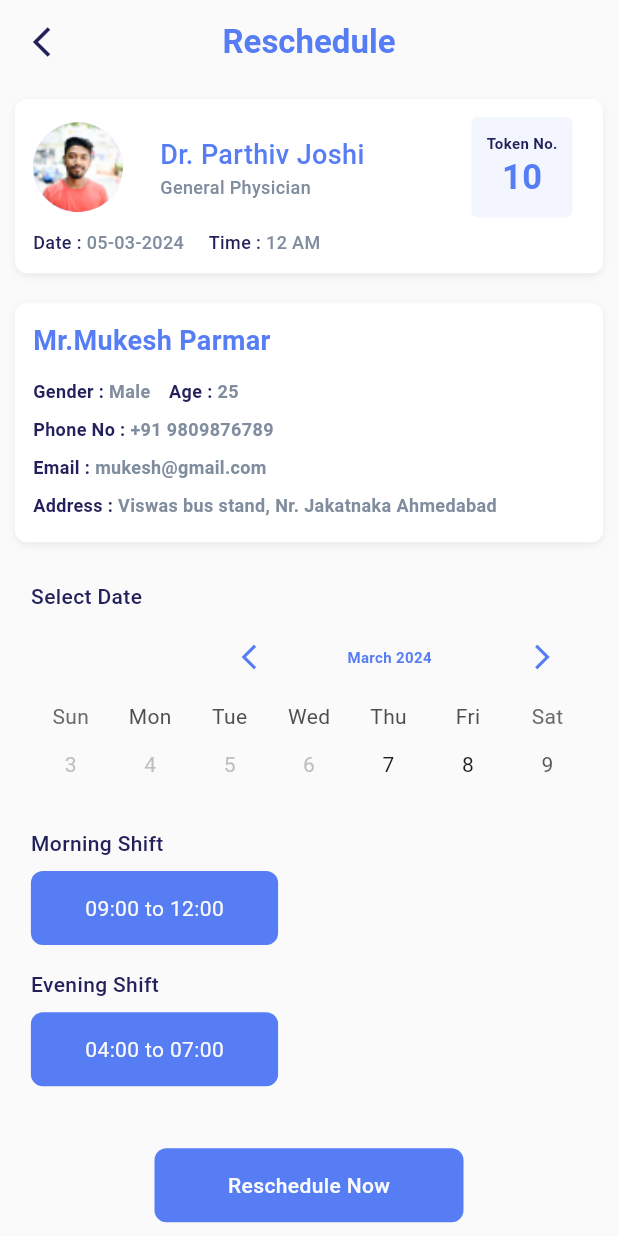
After one commit to mayurcodefencers/health_workers_app, a Flutter app: the RescheduleScreen screen opened directly, on a phone screen of 412 x 824 dp. The commit adds this screen. Run offline on Flutter 3.47's test engine with Material 3 defaults, Android fonts, the phone set to English and light mode, and no system bars; drawn by our look-alikes of table_calendar; our stand-ins replace dio, flutter_svg, get, intro_slider, shared_preferences, sizer; accounts and stored records are empty; Roboto replaces fonts that are missing (Montserrat).

Commit message:
Added reschedule screen

```diff
--- /dev/null
+++ b/lib/controllers/reschedule/reschedule_controller.dart
@@ -0,0 +1,11 @@
+import 'package:flutter/material.dart';
+import 'package:get/get.dart';
+import 'package:health_workers/core/strings.dart';
+
+class RescheduleController extends GetxController {
+  RxInt? isSelectedMorning = 0.obs;
+  RxInt? isSelectedEvening = 0.obs;
+
+  RxString? timeListMorning = "09:00 to 12:00".obs;
+  RxString? timeListEvening = "04:00 to 07:00".obs;
+}
--- a/lib/core/strings.dart
+++ b/lib/core/strings.dart
@@ -42,8 +42,8 @@
  const String doctor  = "Doctor";
  const String fileUpload  = "File Upload";
  const String selectDate  = "Select Date";
- const String morningTime  = "Morning Time Slots";
- const String eveningTime  = "Evening Time Slots";
+ const String morningTime  = "Morning Shift";
+ const String eveningTime  = "Evening Shift";
  const String selectGender  = "Select Gender";
  const String selectDepartment  = "Select Department";
  const String selectDoctor  = "Select Doctor";
@@ -60,6 +60,8 @@
  const String upcoming = "Upcoming";
  const String history = "History";
  const String missedAppointment = "Missed";
+ const String reschedule = "Reschedule";
+ const String rescheduleNow = "Reschedule Now";
 
 
  final kToday = DateTime.now();
--- a/lib/screens/meeting/meeting_screen.dart
+++ b/lib/screens/meeting/meeting_screen.dart
@@ -6,6 +6,7 @@ import 'package:health_workers/controllers/meeting/meeting_controller.dart';
 import 'package:health_workers/core/strings.dart';
 import 'package:health_workers/core/theme/app_color.dart';
 import 'package:health_workers/core/theme/app_text_style.dart';
+import 'package:health_workers/screens/reschedule/reschedule_screen.dart';
 import 'package:sizer/sizer.dart';
 
 class MeetingScreen extends StatefulWidget {
@@ -221,7 +222,9 @@ class _MeetingScreenState extends State<MeetingScreen> {
   }
   Widget missedContainer() {
     return GestureDetector(
-      onTap: () {},
+      onTap: () {
+        Get.to(() => const RescheduleScreen());
+      },
       child: Container(
         padding: const EdgeInsets.all(12),
         margin: const EdgeInsets.all(8),
--- /dev/null
+++ b/lib/screens/reschedule/reschedule_screen.dart
@@ -0,0 +1,471 @@
+import 'package:flutter/material.dart';
+import 'package:get/get.dart';
+import 'package:health_workers/constants/app_const_assets.dart';
+import 'package:health_workers/controllers/reschedule/reschedule_controller.dart';
+import 'package:health_workers/core/strings.dart';
+import 'package:health_workers/core/theme/app_color.dart';
+import 'package:health_workers/core/theme/app_text_style.dart';
+import 'package:health_workers/widgets/button_widget.dart';
+import 'package:sizer/sizer.dart';
+import 'package:table_calendar/table_calendar.dart';
+
+class RescheduleScreen extends StatefulWidget {
+  const RescheduleScreen({super.key});
+
+  @override
+  State<RescheduleScreen> createState() => _RescheduleScreenState();
+}
+
+class _RescheduleScreenState extends State<RescheduleScreen> {
+  final RescheduleController controller = Get.put(RescheduleController());
+  RangeSelectionMode _rangeSelectionMode = RangeSelectionMode.toggledOff;
+  DateTime _focusedDay = DateTime.now();
+  DateTime? _selectedDay;
+  DateTime? _rangeStart;
+  DateTime? _rangeEnd;
+  @override
+  Widget build(BuildContext context) {
+    return Scaffold(
+      backgroundColor: AppColor.whiteColor,
+      appBar: AppBar(
+        backgroundColor: AppColor.whiteColor,
+        automaticallyImplyLeading: false,
+        centerTitle: true,
+        title: Text(
+          reschedule,
+          style: AppTextStyle.boldText
+              .copyWith(color: AppColor.primaryColor, fontSize: 22),
+        ),
+        leading: GestureDetector(
+          onTap: () {
+            Get.back();
+          },
+          child: const Icon(
+            Icons.arrow_back_ios_outlined,
+            color: AppColor.navyBlueColor,
+          ),
+        ),
+      ),
+      body: SingleChildScrollView(
+        child: Column(
+          children: [
+            doctorContainer(),
+            patientContainer(),
+            Padding(
+              padding: EdgeInsets.symmetric(
+                  horizontal: 5.w,
+                vertical: 2.h
+              ),
+              child: Column(
+                crossAxisAlignment: CrossAxisAlignment.start,
+                children: [
+                  Text(
+                    selectDate,
+                    style: AppTextStyle.mediumText.copyWith(
+                        color: AppColor.navyBlueColor,
+                        fontSize: 14
+                    ),
+                  ),
+                  TableCalendar(
+                    firstDay: kFirstDay,
+                    lastDay: kLastDay,
+                    focusedDay: _focusedDay,
+                    selectedDayPredicate: (day) => isSameDay(_selectedDay, day),
+                    rangeStartDay: _rangeStart,
+                    availableCalendarFormats: const {
+                      CalendarFormat.week: 'Week',
+                    },
+                    headerStyle: HeaderStyle(
+                      titleTextStyle: AppTextStyle.semiBoldText.copyWith(
+                          fontSize: 10, color: AppColor.primaryColor),
+                      leftChevronIcon: const Icon(
+                        Icons.arrow_back_ios_outlined,
+                        size: 20,
+                        color: AppColor.primaryColor,
+                      ),
+                      rightChevronIcon: const Icon(
+                        Icons.arrow_back_ios_outlined,
+                        textDirection: TextDirection.rtl,
+                        size: 20,
+                        color: AppColor.primaryColor,
+                      ),
+                      titleCentered: true,
+                      leftChevronMargin: EdgeInsets.only(left: 30.w),
+                    ),
+                    rangeEndDay: _rangeEnd,
+                    calendarStyle: const CalendarStyle(
+                      isTodayHighlighted: false,
+                      weekendDecoration: BoxDecoration(
+                          color: AppColor.whiteColor,
+                          shape: BoxShape.circle
+                      ),
+                      selectedDecoration: BoxDecoration(
+                          color: AppColor.primaryColor,
+                          shape: BoxShape.circle
+                      ),
+                      defaultDecoration: BoxDecoration(
+                          color: AppColor.whiteColor,
+                          shape: BoxShape.circle
+                      ),
+                    ),
+                    calendarFormat: CalendarFormat.week,
+                    rangeSelectionMode: _rangeSelectionMode,
+                    // calendarBuilders: CalendarBuilders(
+                    //   dowBuilder: (context, day) {
+                    //     if (day.weekday == DateTime.sunday) {
+                    //       final text = DateFormat.E().format(day);
+                    //
+                    //       return Center(
+                    //         child: Text(
+                    //           text,
+                    //           style: TextStyle(color: Colors.red),
+                    //         ),
+                    //       );
+                    //     }
+                    //   },
+                    // ),
+                    onDaySelected: (selectedDay, focusedDay) {
+                      if (!isSameDay(_selectedDay, selectedDay)) {
+                        setState(() {
+                          _selectedDay = selectedDay;
+                          _focusedDay = focusedDay;
+                          _rangeStart = null;
+                          _rangeEnd = null;
+                          _rangeSelectionMode = RangeSelectionMode.toggledOff;
+                          print("_selectedDay $_selectedDay");
+                        });
+                      }
+                    },
+                    onRangeSelected: (start, end, focusedDay) {
+                      setState(() {
+                        _selectedDay = null;
+                        _focusedDay = focusedDay;
+                        _rangeStart = start;
+                        _rangeEnd = end;
+                        _rangeSelectionMode = RangeSelectionMode.toggledOn;
+                      });
+                    },
+                    onPageChanged: (focusedDay) {
+                      _focusedDay = focusedDay;
+                    },
+                  ),
+                  SizedBox(
+                    height: 2.h,
+                  ),
+                  Text(
+                    morningTime,
+                    style: AppTextStyle.mediumText.copyWith(
+                        color: AppColor.navyBlueColor,
+                        fontSize: 14
+                    ),
+                  ),
+                  SizedBox(
+                    height: 1.h,
+                  ),
+                  Obx(() => Container(
+                    height: 6.h,
+                    width: 40.w,
+                    decoration: BoxDecoration(
+                        color: controller.isSelectedMorning?.value != null ? AppColor.primaryColor : AppColor.whiteColor,
+                        borderRadius: BorderRadius.circular(8)),
+                    child: Center(
+                      child: Text(
+                        controller.timeListMorning!.value,
+                        style: AppTextStyle.normalText.copyWith(
+                          color: controller.isSelectedMorning?.value != null ? AppColor.whiteColor : AppColor.primaryColor,
+                        ),
+                      ),
+                    ),
+                  )),
+                  SizedBox(
+                    height: 2.h,
+                  ),
+                  Text(
+                    eveningTime,
+                    style: AppTextStyle.mediumText.copyWith(
+                        color: AppColor.navyBlueColor,
+                        fontSize: 14
+                    ),
+                  ),
+                  SizedBox(
+                    height: 1.h,
+                  ),
+                  Obx(() => Container(
+                    height: 6.h,
+                    width: 40.w,
+                    decoration: BoxDecoration(
+                        color: controller.isSelectedEvening?.value != null ? AppColor.primaryColor : AppColor.whiteColor,
+                        borderRadius: BorderRadius.circular(8)),
+                    child: Center(
+                      child: Text(
+                        controller.timeListEvening!.value,
+                        style: AppTextStyle.normalText.copyWith(
+                          color: controller.isSelectedEvening?.value != null? AppColor.whiteColor : AppColor.primaryColor,
+                        ),
+                      ),
+                    ),
+                  )),
+                  SizedBox(
+                    height: 5.h,
+                  ),
+                  Center(
+                    child: ButtonWidget(
+                      text: rescheduleNow,
+                      borderRadius: 8,
+                      width: 50.w,
+                      textStyle: AppTextStyle.mediumText
+                          .copyWith(color: AppColor.whiteColor),
+                    ),
+                  ),
+                  SizedBox(
+                    height: 3.h,
+                  ),
+                ],
+              ),
+            )
+          ],
+        ),
+      ),
+    );
+  }
+  Widget doctorContainer() {
+    return Container(
+      padding: const EdgeInsets.all(12),
+      margin: const EdgeInsets.all(10),
+      decoration: BoxDecoration(
+        color: AppColor.pureWhiteColor,
+        borderRadius: BorderRadius.circular(8),
+        boxShadow: const [
+          BoxShadow(
+            color: Color(0x19101828),
+            blurRadius: 4,
+            offset: Offset(0, 2),
+            spreadRadius: -1,
+          )
+        ],
+      ),
+      child: Column(
+        children: [
+          Row(
+            mainAxisAlignment: MainAxisAlignment.spaceAround,
+            children: [
+              const CircleAvatar(
+                radius: 30,
+                backgroundImage: AssetImage(AppAssets.profilePic),
+              ),
+              SizedBox(
+                width: 6.w,
+              ),
+              Column(
+                crossAxisAlignment: CrossAxisAlignment.start,
+                children: [
+                  Text(
+                    "Dr. Parthiv Joshi",
+                    style: AppTextStyle.mediumText
+                        .copyWith(color: AppColor.primaryColor, fontSize: 18),
+                  ),
+                  Text(
+                    "General Physician",
+                    style: AppTextStyle.mediumText
+                        .copyWith(color: AppColor.greyColor, fontSize: 12),
+                  ),
+                ],
+              ),
+              const Spacer(),
+              Padding(
+                padding: EdgeInsets.only(right: 2.w),
+                child: Container(
+                  padding: const EdgeInsets.all(10),
+                  // margin: const EdgeInsets.all(10),
+                  decoration: BoxDecoration(
+                      color: AppColor.lightBlueColor,
+                      borderRadius: BorderRadius.circular(4)),
+                  child: Column(
+                    children: [
+                      Text(
+                        tokenNo,
+                        style: AppTextStyle.semiBoldText.copyWith(
+                            color: AppColor.navyBlueColor,
+                            fontSize: 10
+                        ),
+                      ),
+                      Text(
+                        "10",
+                        style: AppTextStyle.semiBoldText
+                            .copyWith(color: AppColor.primaryColor, fontSize: 23),
+                      ),
+                    ],
+                  ),
+                ),
+              )
+            ],
+          ),
+          SizedBox(
+            height: 1.h,
+          ),
+          Row(
+            children: [
+              Text(
+                "$date : ",
+                style: AppTextStyle.mediumText
+                    .copyWith(color: AppColor.navyBlueColor, fontSize: 12),
+              ),
+              Text(
+                "05-03-2024",
+                style: AppTextStyle.mediumText
+                    .copyWith(color: AppColor.greyColor, fontSize: 12),
+              ),
+              SizedBox(
+                width: 4.w,
+              ),
+              Text(
+                "$time : ",
+                style: AppTextStyle.mediumText
+                    .copyWith(color: AppColor.navyBlueColor, fontSize: 12),
+              ),
+              Text(
+                "12 AM",
+                style: AppTextStyle.mediumText
+                    .copyWith(color: AppColor.greyColor, fontSize: 12),
+              ),
+            ],
+          )
+        ],
+      ),
+    );
+  }
+  Widget patientContainer() {
+    return Container(
+      padding: const EdgeInsets.all(12),
+      margin: const EdgeInsets.all(10),
+      decoration: BoxDecoration(
+        color: AppColor.pureWhiteColor,
+        borderRadius: BorderRadius.circular(8),
+        boxShadow: const [
+          BoxShadow(
+            color: Color(0x19101828),
+            blurRadius: 4,
+            offset: Offset(0, 2),
+            spreadRadius: -1,
+          )
+        ],
+      ),
+      child: Column(
+        crossAxisAlignment: CrossAxisAlignment.start,
+        children: [
+          Text(
+            "Mr.Mukesh Parmar ",
+            style: AppTextStyle.semiBoldText.copyWith(
+                fontSize: 18,
+                color: AppColor.primaryColor
+            ),
+          ),
+          SizedBox(
+            height: 3.w,
+          ),
+          Row(
+            children: [
+              Text(
+                "$gender : ",
+                style: AppTextStyle.semiBoldText.copyWith(
+                    fontSize: 12,
+                    color: AppColor.navyBlueColor
+                ),
+              ),
+              Text(
+                "Male",
+                style: AppTextStyle.semiBoldText.copyWith(
+                    fontSize: 12,
+                    color: AppColor.greyColor
+                ),
+              ),
+              SizedBox(
+                width: 3.w,
+              ),
+              Text(
+                "$age : ",
+                style: AppTextStyle.semiBoldText.copyWith(
+                    fontSize: 12,
+                    color: AppColor.navyBlueColor
+                ),
+              ),
+              Text(
+                "25",
+                style: AppTextStyle.semiBoldText.copyWith(
+                    fontSize: 12,
+                    color: AppColor.greyColor
+                ),
+              ),
+            ],
+          ),
+          SizedBox(
+            height: 2.w,
+          ),
+          Row(
+            children: [
+              Text(
+                "$phoneNo : ",
+                style: AppTextStyle.semiBoldText.copyWith(
+                    fontSize: 12,
+                    color: AppColor.navyBlueColor
+                ),
+              ),
+              Text(
+                "+91 9809876789",
+                style: AppTextStyle.semiBoldText.copyWith(
+                    fontSize: 12,
+                    color: AppColor.greyColor
+                ),
+              ),
+            ],
+          ),
+          SizedBox(
+            height: 2.w,
+          ),
+          Row(
+            children: [
+              Text(
+                "$email : ",
+                style: AppTextStyle.semiBoldText.copyWith(
+                    fontSize: 12,
+                    color: AppColor.navyBlueColor
+                ),
+              ),
+              Text(
+                "mukesh@gmail.com",
+                style: AppTextStyle.semiBoldText.copyWith(
+                    fontSize: 12,
+                    color: AppColor.greyColor
+                ),
+              ),
+            ],
+          ),
+          SizedBox(
+            height: 2.w,
+          ),
+          Row(
+            children: [
+              Text(
+                "$address : ",
+                style: AppTextStyle.semiBoldText.copyWith(
+                    fontSize: 12,
+                    color: AppColor.navyBlueColor
+                ),
+              ),
+              Text(
+                "Viswas bus stand, Nr. Jakatnaka Ahmedabad",
+                style: AppTextStyle.semiBoldText.copyWith(
+                    fontSize: 12,
+                    color: AppColor.greyColor
+                ),
+              ),
+            ],
+          ),
+          SizedBox(
+            height: 1.w,
+          ),
+        ],
+      ),
+    );
+  }
+}
```
